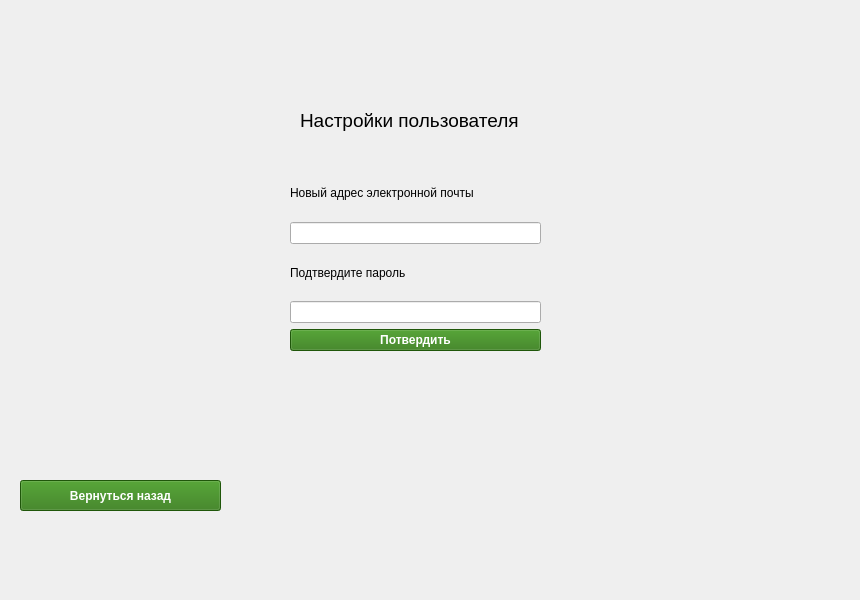
Above: gui/project/src/settings/emailsettingswindow.ui from cpp-park-vk-education/2023_1_HAC before the change. Below: the same form after it.
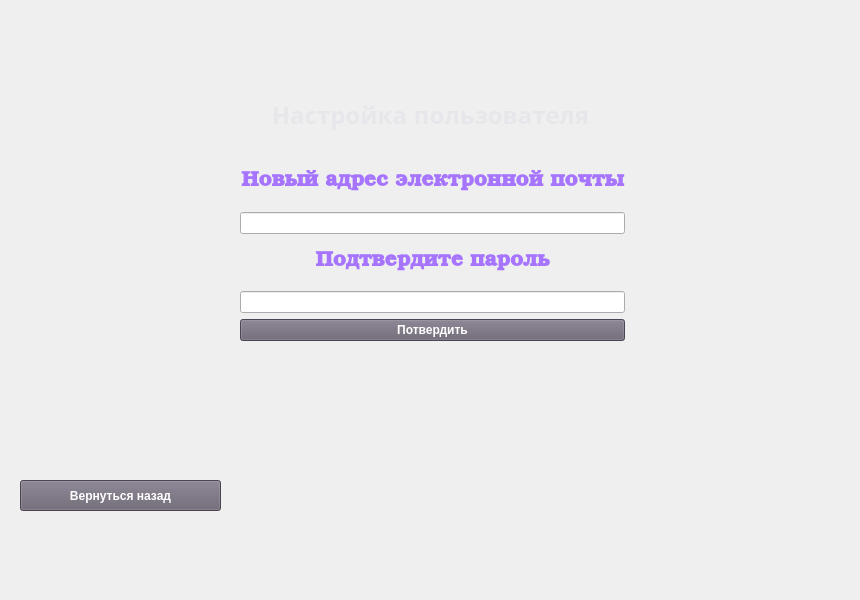
That is the form after the change.

Diff of the .ui file:
```diff
--- a/gui/project/src/settings/emailsettingswindow.ui
+++ b/gui/project/src/settings/emailsettingswindow.ui
@@ -29,8 +29,8 @@
     </font>
    </property>
    <property name="styleSheet">
-    <string notr="true">QPushButton {
-    background-color:  rgb(44, 120, 14);
+    <string notr="true">QPushButton {	
+    background-color:  rgb(104,97,112);
 	color: rgb(255, 255, 255);
 }
 
@@ -45,9 +45,9 @@
   <widget class="QWidget" name="layoutWidget">
    <property name="geometry">
     <rect>
-     <x>290</x>
-     <y>170</y>
-     <width>251</width>
+     <x>240</x>
+     <y>160</y>
+     <width>385</width>
      <height>181</height>
     </rect>
    </property>
@@ -61,8 +61,8 @@
        </font>
       </property>
       <property name="styleSheet">
-       <string notr="true">QPushButton {
-    background-color:  rgb(44, 120, 14);
+       <string notr="true">QPushButton {	
+    background-color:  rgb(104,97,112);
 	color: rgb(255, 255, 255);
 }
 
@@ -80,15 +80,29 @@
     </item>
     <item row="1" column="0">
      <widget class="QLabel" name="Email">
+      <property name="font">
+       <font>
+        <family>URW Bookman</family>
+        <weight>75</weight>
+        <bold>true</bold>
+       </font>
+      </property>
       <property name="text">
-       <string>Новый адрес электронной почты</string>
+       <string>&lt;html&gt;&lt;head/&gt;&lt;body&gt;&lt;p align=&quot;center&quot;&gt;&lt;span style=&quot; font-size:16pt; color: #A674FD&quot;&gt;Новый адрес электронной почты&lt;/span&gt;&lt;/p&gt;&lt;/body&gt;&lt;/html&gt;</string>
       </property>
      </widget>
     </item>
     <item row="4" column="0">
      <widget class="QLabel" name="Password">
+      <property name="font">
+       <font>
+        <family>URW Bookman</family>
+        <weight>75</weight>
+        <bold>true</bold>
+       </font>
+      </property>
       <property name="text">
-       <string>Подтвердите пароль</string>
+       <string>&lt;html&gt;&lt;head/&gt;&lt;body&gt;&lt;p align=&quot;center&quot;&gt;&lt;span style=&quot; font-size:16pt; color: #A674FD&quot;&gt;Подтвердите пароль&lt;/span&gt;&lt;/p&gt;&lt;/body&gt;&lt;/html&gt;</string>
       </property>
      </widget>
     </item>
@@ -100,19 +114,22 @@
   <widget class="QLabel" name="Settings">
    <property name="geometry">
     <rect>
-     <x>300</x>
-     <y>110</y>
-     <width>241</width>
-     <height>21</height>
+     <x>260</x>
+     <y>90</y>
+     <width>341</width>
+     <height>51</height>
     </rect>
    </property>
    <property name="font">
     <font>
+     <family>URW Bookman [urw]</family>
      <pointsize>14</pointsize>
+     <weight>75</weight>
+     <bold>true</bold>
     </font>
    </property>
    <property name="text">
-    <string>Настройки пользователя</string>
+    <string>&lt;html&gt;&lt;head/&gt;&lt;body&gt;&lt;p align=&quot;center&quot;&gt;&lt;span style=&quot; font-size:18pt; color: #e7e6ea&quot;&gt;Настройка пользователя&lt;/span&gt;&lt;/p&gt;&lt;/body&gt;&lt;/html&gt;</string>
    </property>
   </widget>
  </widget>
```
Left out of the diff: 4 changed lines with no effect on the pictures.
